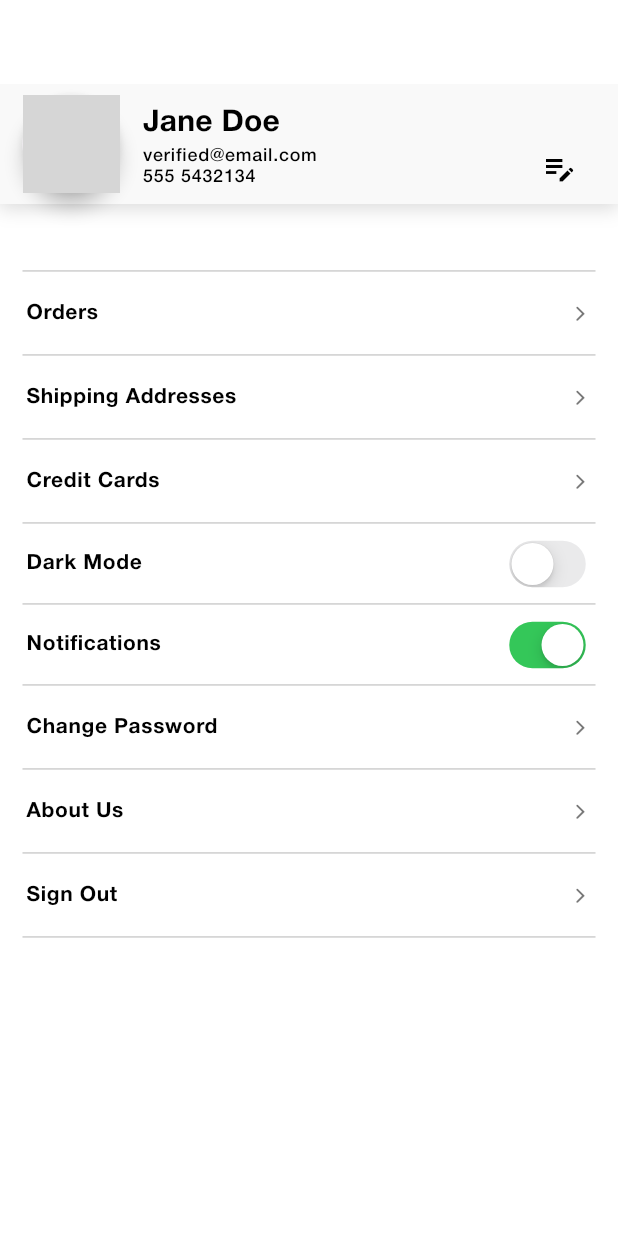
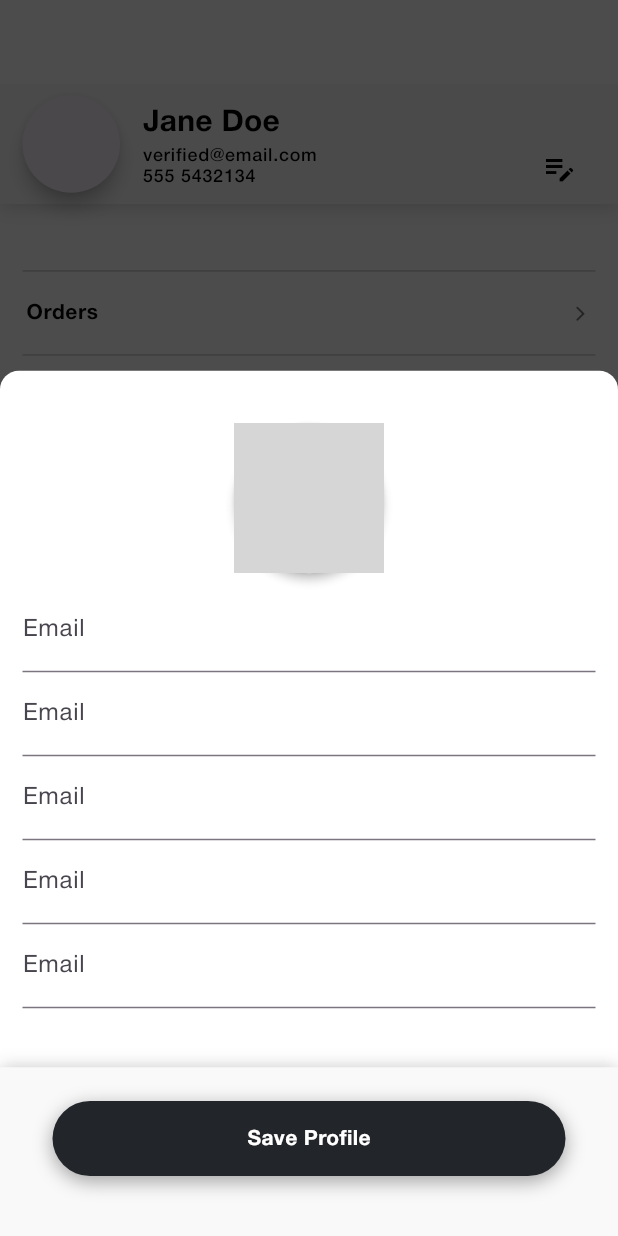
Before and after one commit to stdxpe/ecommerce-project, a Flutter app: the ProfileScreen screen opened directly, after a tap on the "edit note" icon, on a phone screen of 412 x 824 dp. Run offline on Flutter 3.47's test engine with Material 3 defaults, Android fonts, the phone set to English and light mode, and no system bars; our stand-ins replace carousel_slider, flutter_rating_bar, flutter_svg, google_fonts; project files that could hold a hidden picture were left out; grey boxes are pictures that could not be loaded.

Commit message:
edit profile bottom sheet added

```diff
--- a/lib/ui/screens/profile_screen.dart
+++ b/lib/ui/screens/profile_screen.dart
@@ -1,3 +1,5 @@
+import 'package:ecommerce_project/ui/widgets/bottom_sheets/bottom_sheet_general_modal_sheet.dart';
+import 'package:ecommerce_project/ui/widgets/bottom_sheets/bottom_sheet_save_profile.dart';
 import 'package:flutter/material.dart';
 
 import 'package:ecommerce_project/models/address.dart';
@@ -69,11 +71,26 @@
                     child: Align(
                       alignment: Alignment.bottomRight,
                       child: IconButton(
-                        onPressed: () {},
                         icon: const Icon(
                           Icons.edit_note,
                           color: Colors.black,
                         ),
+                        onPressed: () {
+                          BottomSheetGeneralModalSheet().show(
+                            contextParam: context,
+                            sizeParam: size,
+                            sizeHeightPercent: 0.7,
+                            screen: BottomSheetSaveProfile(
+                              onPressedMain: () {},
+                              userModel: UserModel(
+                                name: 'Jane Doe',
+                                email: 'verified@email.com',
+                                phone: '555 5432134',
+                                profilePhoto: 'assets/images/pose3.jpg',
+                              ),
+                            ),
+                          );
+                        },
                       ),
                     ),
                   ),
--- /dev/null
+++ b/lib/ui/widgets/bottom_sheets/bottom_sheet_save_profile.dart
@@ -0,0 +1,108 @@
+import 'package:ecommerce_project/ui/widgets/buttons/button_circular_main.dart';
+import 'package:flutter/material.dart';
+import 'package:flutter/cupertino.dart';
+
+import 'package:ecommerce_project/models/user_model.dart';
+import 'package:ecommerce_project/ui/widgets/bottom_sheets/bottom_sheet_payment_summary.dart';
+import 'package:ecommerce_project/ui/widgets/textfields/textfield_main.dart';
+import 'package:ecommerce_project/utilities/k_constants.dart';
+import 'package:ecommerce_project/utilities/k_strings_en.dart';
+
+class BottomSheetSaveProfile extends StatelessWidget {
+  final UserModel userModel;
+  final Function onPressedMain;
+
+  const BottomSheetSaveProfile({
+    required this.userModel,
+    required this.onPressedMain,
+    super.key,
+  });
+
+  @override
+  Widget build(BuildContext context) {
+    Size size = MediaQuery.of(context).size;
+
+    return Container(
+      // color: Colors.red.withOpacity(0.5),
+      child: Column(
+        children: [
+          Expanded(
+            child: SingleChildScrollView(
+              physics: const ClampingScrollPhysics(),
+              child: Padding(
+                padding: const EdgeInsets.only(
+                  left: Constants.kPaddingHorizontalMain,
+                  right: Constants.kPaddingHorizontalMain,
+                  // bottom: Constants.kPaddingAppBottom,
+                  // top: Constants.kPaddingAppTop,
+                ),
+                child: Column(
+                  mainAxisAlignment: MainAxisAlignment.start,
+                  crossAxisAlignment: CrossAxisAlignment.center,
+                  children: [
+                    /// CONTENT
+                    const SizedBox(height: 10),
+                    Stack(
+                      children: [
+                        Card(
+                          elevation: 2.5,
+                          shape: const CircleBorder(),
+                          clipBehavior: Clip.hardEdge,
+                          margin: EdgeInsets.zero,
+                          child: Image.asset(
+                            userModel.profilePhoto,
+                            height: 100,
+                            width: 100,
+                            // userModel.profilePhoto,
+                            fit: BoxFit.cover,
+                          ),
+                        ),
+                        Positioned.fill(
+                          child: Align(
+                              // alignment: Alignment.bottomRight,
+                              alignment: Alignment.center,
+                              child: ButtonCircularMain(
+                                onPressed: () {
+                                  /// TODO: ImagePicker here.
+                                },
+                                buttonColor: Colors.white.withOpacity(0.3),
+                                icon: CupertinoIcons.photo_camera_solid,
+                                iconColor: Colors.white,
+                              )),
+                        ),
+                      ],
+                    ),
+                    const SizedBox(height: 10),
+
+                    /// PAYMENT TEXTFIELDS
+                    /// Name
+                    /// Email (Passive)
+                    /// Phone
+                    /// Password
+                    /// Repeat Password
+                    TextfieldMain(),
+                    TextfieldMain(),
+                    TextfieldMain(),
+                    TextfieldMain(),
+                    TextfieldMain(),
+                  ],
+                ),
+              ),
+            ),
+          ),
+
+          /// PAYMENT BOTTOM SHEET
+          Align(
+            alignment: Alignment.bottomCenter,
+            child: BottomSheetPaymentSummary(
+              mainButtonText: Strings.kStringTitleProfileButton,
+              onPressedMain: () {
+                onPressedMain();
+              },
+            ),
+          ),
+        ],
+      ),
+    );
+  }
+}
--- a/lib/utilities/k_strings_en.dart
+++ b/lib/utilities/k_strings_en.dart
@@ -72,9 +72,10 @@
 
   /// PROFILE SCREEN
   static const kStringTitleAddresses = 'Addresses';
-  static const kStringTitleCreditCards = 'Credit Cards';
+  static const kStringTitleCreditCards = 'Cards';
   static const kStringTitleOrders = 'Orders';
   static const kStringTitleTrackingOrder = 'Tracking Order';
   static const kStringTitleCreditCardsButton = 'Save Credit Card';
   static const kStringTitleAddressesButton = 'Save Address';
+  static const kStringTitleProfileButton = 'Save Profile';
 }
```
Also changed, not shown: lib/ui/screens/collection_details_screen.dart (+0 -40 lines), lib/ui/widgets/bottom_navigation_bar_custom.dart (+24 -25 lines), lib/ui/widgets/gridview_product_card_vertical_non_sliver.dart (+1 -19 lines), lib/ui/screens/filters_screen.dart (added).
